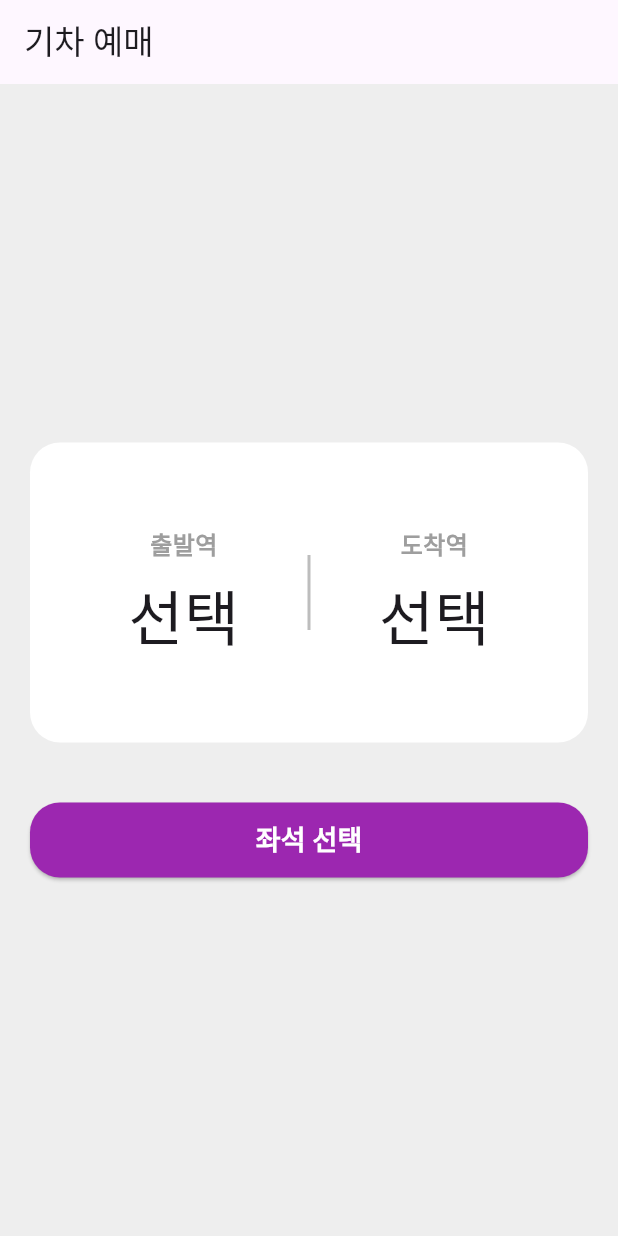
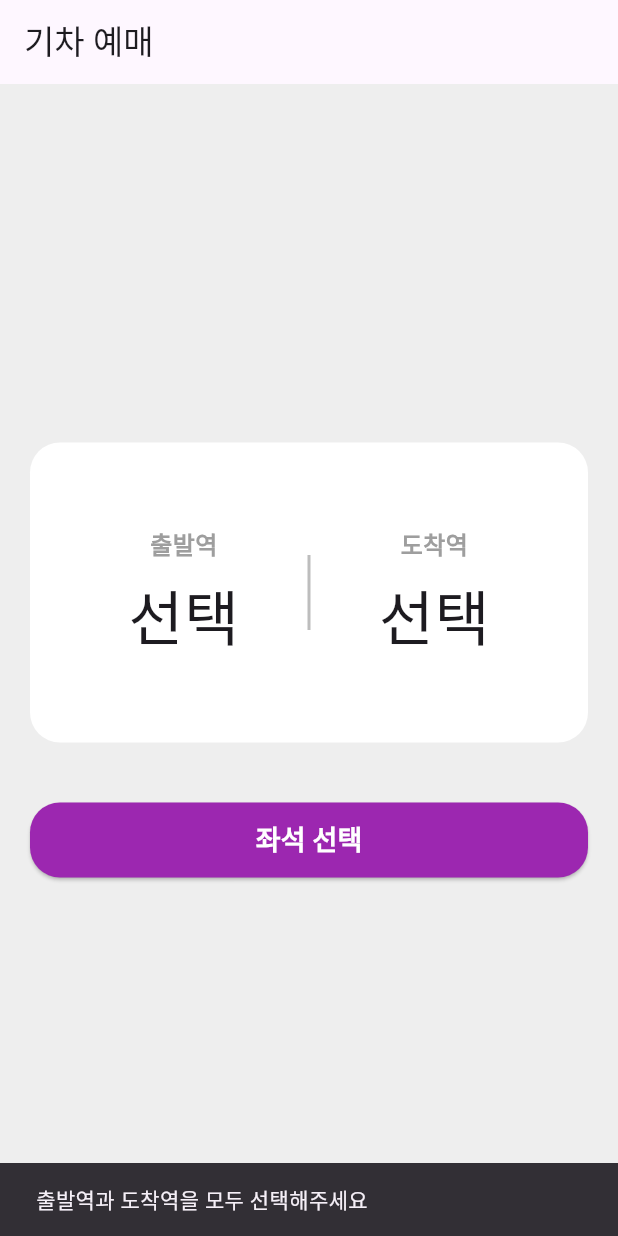
Before and after one commit to HDH-prog/train_app, a Flutter app: the screen it shows after launch, after a tap on "좌석 선택", on a phone screen of 412 x 824 dp. Run offline on Flutter 3.47's test engine with Material 3 defaults, Android fonts, the phone set to English and light mode, and no system bars.

Commit message:
최종 수정

```diff
--- a/lib/main.dart
+++ b/lib/main.dart
@@ -13,7 +13,32 @@ class MyApp extends StatelessWidget {
   @override
   Widget build(BuildContext context) {
     return MaterialApp(
-      home: const HomePage(),
+      initialRoute: '/',
+      onGenerateRoute: (settings) {
+        switch (settings.name) {
+          case '/':
+            return MaterialPageRoute(builder: (_) => const HomePage());
+
+          case '/station':
+            final args = settings.arguments as Map<String, dynamic>;
+            return MaterialPageRoute(
+              builder: (_) => StationListPage(
+                isDeparture: args['isDeparture'],
+                exclude: args['exclude'],
+              ),
+            );
+
+          case '/seat':
+            final args = settings.arguments as Map<String, String>;
+            return MaterialPageRoute(
+              builder: (_) => const SeatPage(),
+              settings: RouteSettings(arguments: args),
+            );
+
+          default:
+            return null;
+        }
+      },
     );
   }
 }
--- a/lib/pages/home_page/home_page.dart
+++ b/lib/pages/home_page/home_page.dart
@@ -2,8 +2,54 @@ import 'package:flutter/material.dart';
 import 'widgets/build_station_name.dart';
 import 'widgets/select_button.dart';
 
-class HomePage extends StatelessWidget {
+class HomePage extends StatefulWidget {
   const HomePage({super.key});
+
+  @override
+  State<HomePage> createState() => _HomePageState();
+}
+
+class _HomePageState extends State<HomePage> {
+  String? departureStation;
+  String? arrivalStation;
+
+  void selectStation(bool isDeparture) async {
+    final result = await Navigator.pushNamed(
+      context,
+      '/station',
+      arguments: {
+        'isDeparture': isDeparture,
+        'exclude': isDeparture ? arrivalStation : departureStation,
+      },
+    ) as String?;
+
+    if (result != null) {
+      setState(() {
+        if (isDeparture) {
+          departureStation = result;
+        } else {
+          arrivalStation = result;
+        }
+      });
+    }
+  }
+
+  void onSeatSelectPressed() {
+    if (departureStation != null && arrivalStation != null) {
+      Navigator.pushNamed(
+        context,
+        '/seat',
+        arguments: {
+          'departure': departureStation!,
+          'arrival': arrivalStation!,
+        },
+      );
+    } else {
+      ScaffoldMessenger.of(context).showSnackBar(
+        const SnackBar(content: Text('출발역과 도착역을 모두 선택해주세요')),
+      );
+    }
+  }
 
   @override
   Widget build(BuildContext context) {
@@ -18,14 +64,16 @@ class HomePage extends StatelessWidget {
         child: Column(
           mainAxisAlignment: MainAxisAlignment.center,
           children: [
-            const StationSelectBox(),
+            StationSelectBox(
+              departure: departureStation ?? '선택',
+              arrival: arrivalStation ?? '선택',
+              onDepartureTap: () => selectStation(true),
+              onArrivalTap: () => selectStation(false),
+            ),
             const SizedBox(height: 40),
             SelectButton(
               text: '좌석 선택',
-              onPressed: () {
-                // 동작 정의
-                print('역 선택 버튼 클릭됨');
-              },
+              onPressed: onSeatSelectPressed,
             ),
           ],
         ),
--- a/lib/pages/home_page/widgets/build_station_name.dart
+++ b/lib/pages/home_page/widgets/build_station_name.dart
@@ -1,35 +1,18 @@
 import 'package:flutter/material.dart';
 
-Widget buildStation(String stationName, String selectText) {
-  return Expanded(
-    child: Container(
-      alignment: Alignment.center,
-      child: Column(
-        mainAxisSize: MainAxisSize.min,
-        children: [
-          Text(
-            stationName,
-            style: const TextStyle(
-              fontSize: 16,
-              color: Colors.grey,
-              fontWeight: FontWeight.bold,
-            ),
-          ),
-          const SizedBox(height: 8),
-          Text(
-            selectText,
-            style: const TextStyle(
-              fontSize: 40,
-            ),
-          ),
-        ],
-      ),
-    ),
-  );
-}
+class StationSelectBox extends StatelessWidget {
+  final String departure;
+  final String arrival;
+  final VoidCallback onDepartureTap;
+  final VoidCallback onArrivalTap;
 
-class StationSelectBox extends StatelessWidget {
-  const StationSelectBox({super.key});
+  const StationSelectBox({
+    super.key,
+    required this.departure,
+    required this.arrival,
+    required this.onDepartureTap,
+    required this.onArrivalTap,
+  });
 
   @override
   Widget build(BuildContext context) {
@@ -43,18 +26,49 @@ class StationSelectBox extends StatelessWidget {
       child: Row(
         mainAxisAlignment: MainAxisAlignment.center,
         children: [
-          buildStation('출발역', '선택'),
+          buildStation('출발역', departure, onDepartureTap),
           SizedBox(
             height: 50,
             child: VerticalDivider(
-            width: 2, // 총 차지하는 가로폭
-            thickness: 2, // 실제 선의 두께
-            color: Colors.grey.shade400,
-                    ),
-                  ),
-          buildStation('도착역', '선택'),
+              width: 2,
+              thickness: 2,
+              color: Colors.grey.shade400,
+            ),
+          ),
+          buildStation('도착역', arrival, onArrivalTap),
         ],
       ),
     );
   }
+
+  Widget buildStation(String label, String value, VoidCallback onTap) {
+    return Expanded(
+      child: InkWell(
+        onTap: onTap,
+        child: Container(
+          alignment: Alignment.center,
+          child: Column(
+            mainAxisSize: MainAxisSize.min,
+            children: [
+              Text(
+                label,
+                style: const TextStyle(
+                  fontSize: 16,
+                  color: Colors.grey,
+                  fontWeight: FontWeight.bold,
+                ),
+              ),
+              const SizedBox(height: 8),
+              Text(
+                value,
+                style: const TextStyle(
+                  fontSize: 40,
+                ),
+              ),
+            ],
+          ),
+        ),
+      ),
+    );
+  }
 }
--- a/lib/pages/seat_page/widgets/is_selected.dart
+++ b/lib/pages/seat_page/widgets/is_selected.dart
@@ -37,7 +37,7 @@ class IsSelectedGuideWidget extends StatelessWidget {
                   ),
                 ),
                 const SizedBox(width: 4),
-                const Text('선택 안됨'),
+                const Text('선택 안 됨'), // 수정됨
               ],
             ),
           ],
```
Also changed, not shown: lib/pages/seat_page/seat_page.dart (+53 -10 lines), lib/pages/seat_page/widgets/seat_cell.dart (deleted, +0 -24 lines), lib/pages/seat_page/widgets/seat_grid.dart (+29 -17 lines), lib/pages/seat_page/widgets/seat_row_num.dart (deleted, +0 -37 lines), lib/pages/seat_page/widgets/selected_station.dart (+17 -10 lines), lib/pages/station_list_page/station_list_page.dart (+51 -19 lines).
